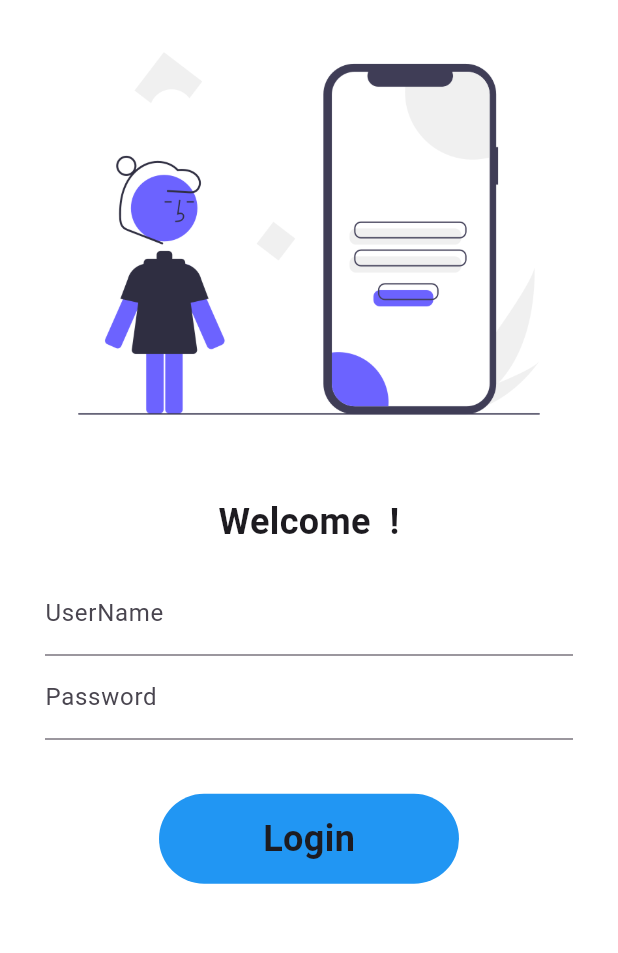
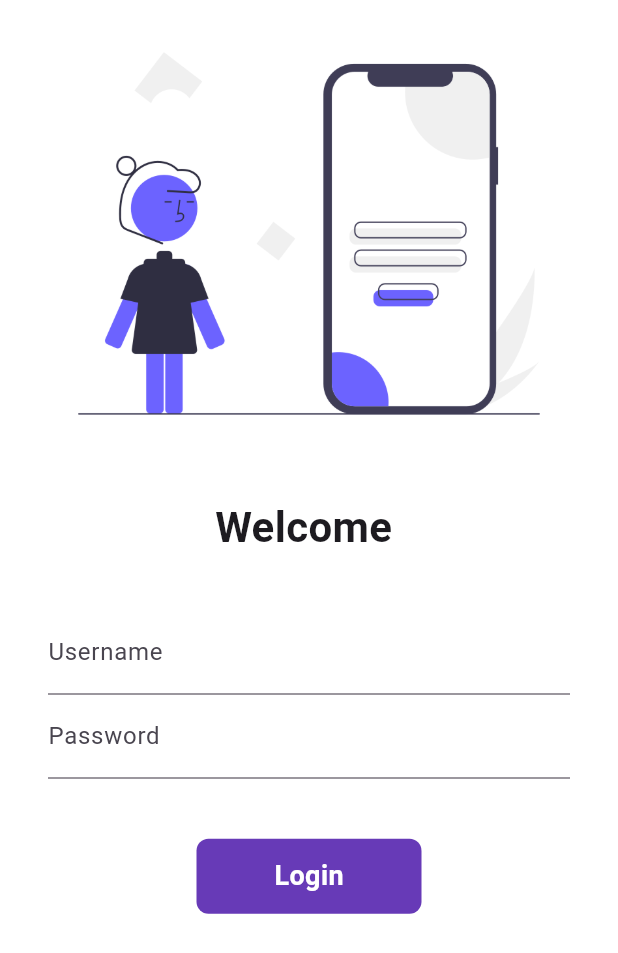
Before and after one commit to Ruthvik2025/shopping-app-UI, a Flutter app: the screen it shows after launch, on a phone screen of 412 x 824 dp. Shown: the top 953 px of the screen. Run offline on Flutter 3.47's test engine with Material 3 defaults, Android fonts, the phone set to English and light mode, and no system bars.

Commit message:
day 8 completed

```diff
--- a/lib/pages/login_page.dart
+++ b/lib/pages/login_page.dart
@@ -4,95 +4,128 @@
 import "package:flutter/material.dart";
 
 class LoginPage extends StatefulWidget {
-  LoginPage({super.key});
-
   @override
-  State<LoginPage> createState() => _LoginPageState();
+  _LoginPageState createState() => _LoginPageState();
 }
 
 class _LoginPageState extends State<LoginPage> {
   String name = "";
-  bool isButton = false;
+  bool changeButton = false;
+
+  final _formKey = GlobalKey<FormState>();
+
+  moveToHome(BuildContext context) async {
+    if (_formKey.currentState!.validate()) {
+      setState(() {
+        changeButton = true;
+      });
+      await Future.delayed(Duration(seconds: 1));
+      await Navigator.pushNamed(context, MyRoute.homeRoute);
+      setState(() {
+        changeButton = false;
+      });
+    }
+  }
 
   @override
   Widget build(BuildContext context) {
     return Material(
         color: Colors.white,
         child: SingleChildScrollView(
+          child: Form(
+            key: _formKey,
             child: Column(
               children: [
-            Image.asset("assets/images/login_page.png"),
-            const SizedBox(height: 20),
+                Image.asset(
+                  "assets/images/login_page.png",
+                  fit: BoxFit.cover,
+                ),
+                SizedBox(
+                  height: 20.0,
+                ),
                 Text(
-              "Welcome $name !",
-              style: const TextStyle(fontSize: 24, fontWeight: FontWeight.bold),
+                  "Welcome $name",
+                  style: TextStyle(
+                    fontSize: 28,
+                    fontWeight: FontWeight.bold,
+                  ),
+                ),
+                SizedBox(
+                  height: 20.0,
                 ),
                 Padding(
-              padding: const EdgeInsets.symmetric(vertical: 16, horizontal: 30),
+                  padding: const EdgeInsets.symmetric(
+                      vertical: 16.0, horizontal: 32.0),
                   child: Column(
                     children: [
                       TextFormField(
-                    keyboardType: TextInputType.emailAddress,
-                    decoration: const InputDecoration(
-                      hintText: "enter username",
-                      labelText: "UserName",
+                        decoration: InputDecoration(
+                          hintText: "Enter username",
+                          labelText: "Username",
                         ),
+                        validator: (value) {
+                          if (value!.isEmpty) {
+                            return "Username cannot be empty";
+                          }
+
+                          return null;
+                        },
                         onChanged: (value) {
-                      setState(() {
                           name = value;
-                      });
+                          setState(() {});
                         },
                       ),
                       TextFormField(
                         obscureText: true,
-                    decoration: const InputDecoration(
-                      hintText: "enter password",
+                        decoration: InputDecoration(
+                          hintText: "Enter password",
                           labelText: "Password",
                         ),
+                        validator: (value) {
+                          if (value!.isEmpty) {
+                            return "Password cannot be empty";
+                          } else if (value.length < 6) {
+                            return "Password length should be atleast 6";
+                          }
+
+                          return null;
+                        },
                       ),
-                  const SizedBox(height: 36),
-                  InkWell(
-                    onTap: () async {
-                      setState(() {
-                        isButton = true;
-                      });
-                      await Future.delayed(const Duration(seconds: 1));
-                      Navigator.pushNamed(context, MyRoute.homeRoute);
-                    },
+                      SizedBox(
+                        height: 40.0,
+                      ),
+                      Material(
+                        color: Colors.deepPurple,
+                        borderRadius:
+                            BorderRadius.circular(changeButton ? 50 : 8),
+                        child: InkWell(
+                          onTap: () => moveToHome(context),
                           child: AnimatedContainer(
-                      duration: const Duration(seconds: 1),
-                      height: 60,
-                      width: isButton ? 60 : 200,
+                            duration: Duration(seconds: 1),
+                            width: changeButton ? 50 : 150,
+                            height: 50,
                             alignment: Alignment.center,
-                      decoration: BoxDecoration(
-                        borderRadius: BorderRadius.circular(isButton ? 8 : 50),
-                        color: Colors.blue,
-                      ),
-                      child: isButton
-                          ? const Icon(
+                            child: changeButton
+                                ? Icon(
                                     Icons.done,
                                     color: Colors.white,
                                   )
-                          : const Text(
+                                : Text(
                                     "Login",
                                     style: TextStyle(
-                                  fontSize: 24, fontWeight: FontWeight.bold),
+                                        color: Colors.white,
+                                        fontWeight: FontWeight.bold,
+                                        fontSize: 18),
                                   ),
                           ),
-                  )
-                  // ElevatedButton(
-                  //   style: ElevatedButton.styleFrom(fixedSize: Size(200, 60)),
-                  //   onPressed: () {
-                  //     Navigator.pushNamed(context, MyRoute.homeRoute);
-                  //   },
-                  //   child: const Text("Login"),
-                  // )
-                ],
                         ),
                       ),
                     ],
                   ),
+                )
+              ],
             ),
-    );
+          ),
+        ));
   }
 }
```
Lines whose indentation alone changed are shown as unchanged.
